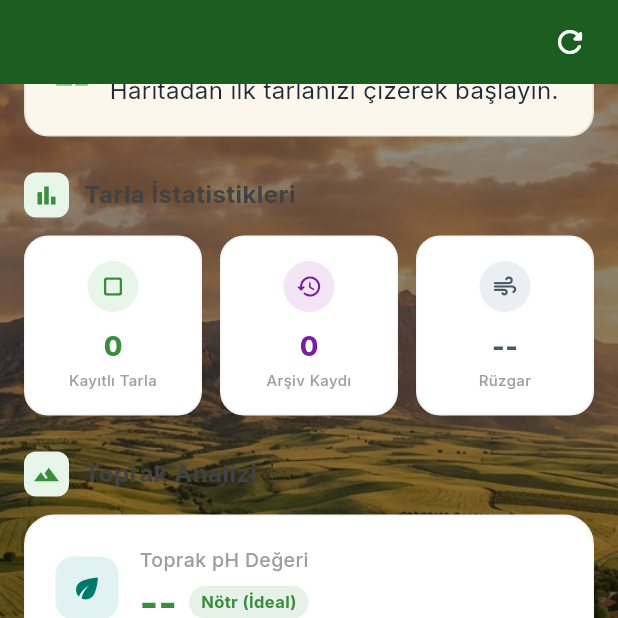
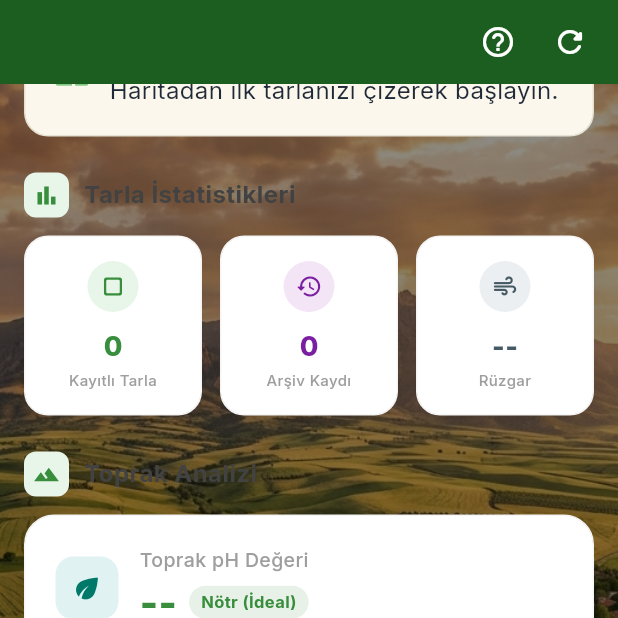
Before and after one commit to Availai/FENG-498-PROJECT, a Flutter app: the screen it shows once a user with an empty profile is signed in, scrolled down 521 dp, on a phone screen of 412 x 824 dp, the top half of it. Run offline on Flutter 3.47's test engine with Material 3 defaults, Android fonts, the phone set to English and light mode, and no system bars; our stand-ins replace cloud_firestore, drift, firebase_auth, firebase_core, firebase_messaging, flutter_dotenv and 12 more; missing offline and left inert: maps_toolkit, sqlite3, workmanager; accounts and stored records are empty; generated files the repository leaves out were written again; statements that could not run were skipped.

Commit message:
Add Help Menu
Entegrated at all of the screen.

```diff
--- a/lib/screens/crop_calendar_screen.dart
+++ b/lib/screens/crop_calendar_screen.dart
@@ -4,6 +4,7 @@ import 'package:intl/intl.dart';
 import 'package:table_calendar/table_calendar.dart';
 
 import '../services/app_providers.dart';
+import '../widgets/help_panel.dart';
 
 /// Crop Cycle & Guide Calendar.
 /// Fulfills: "Crop Cycle and Guide Calendar (Crop Calendar)"
@@ -75,6 +76,11 @@ class _CropCalendarScreenState extends ConsumerState<CropCalendarScreen> {
       appBar: AppBar(
         title: const Text('Tarım Takvimi'),
         actions: [
+          IconButton(
+            icon: const Icon(Icons.help_outline_rounded),
+            tooltip: 'Yardım',
+            onPressed: () => HelpPanel.show(context, HelpContent.calendar),
+          ),
           IconButton(
             icon: const Icon(Icons.refresh_rounded),
             onPressed: _buildEventsFromRepository,
--- a/lib/screens/dashboard_screen.dart
+++ b/lib/screens/dashboard_screen.dart
@@ -10,6 +10,7 @@ import '../theme/app_theme.dart';
 import '../utils/location_utils.dart';
 import '../widgets/animated_route.dart';
 import '../widgets/floating_toast.dart';
+import '../widgets/help_panel.dart';
 import '../widgets/tap_scale.dart';
 import 'farm_journal_screen.dart';
 import 'field_detail_screen.dart';
@@ -299,6 +300,11 @@ class _AgriDashboardState extends State<AgriDashboard>
       stretch: true,
       backgroundColor: const Color(0xFF1B5E20),
       actions: [
+        IconButton(
+          icon: const Icon(Icons.help_outline_rounded, color: Colors.white),
+          tooltip: 'Yardım',
+          onPressed: () => HelpPanel.show(context, HelpContent.dashboard),
+        ),
         IconButton(
           icon: const Icon(Icons.refresh_rounded, color: Colors.white),
           onPressed: _refreshData,
--- a/lib/screens/field_detail_screen.dart
+++ b/lib/screens/field_detail_screen.dart
@@ -14,6 +14,7 @@ import '../data/turkish_crops_repository.dart';
 import '../widgets/activity_quick_log.dart';
 import '../widgets/floating_toast.dart';
 import '../widgets/glass_panel.dart';
+import '../widgets/help_panel.dart';
 import '../widgets/zone_drawing_toolbar.dart';
 import '../widgets/crop_zone_tooltip.dart';
 import '../widgets/crop_render_factory.dart';
@@ -316,6 +317,11 @@ class _FieldDetailScreenState extends ConsumerState<FieldDetailScreen>
         ),
         centerTitle: false,
         actions: [
+          IconButton(
+            icon: const Icon(Icons.help_outline_rounded, color: Colors.white70),
+            tooltip: 'Yardım',
+            onPressed: () => HelpPanel.show(context, HelpContent.fieldDetail),
+          ),
           Row(
             mainAxisSize: MainAxisSize.min,
             children: [
--- /dev/null
+++ b/lib/widgets/help_panel.dart
@@ -0,0 +1,529 @@
+import 'package:flutter/material.dart';
+import '../theme/app_theme.dart';
+
+class HelpItem {
+  final IconData icon;
+  final Color iconColor;
+  final String title;
+  final String description;
+
+  const HelpItem({
+    required this.icon,
+    required this.iconColor,
+    required this.title,
+    required this.description,
+  });
+}
+
+class HelpContent {
+  final String screenTitle;
+  final String screenSubtitle;
+  final IconData headerIcon;
+  final Color headerColor;
+  final List<HelpItem> items;
+
+  const HelpContent({
+    required this.screenTitle,
+    required this.screenSubtitle,
+    required this.headerIcon,
+    required this.headerColor,
+    required this.items,
+  });
+
+  // ── Pre-built content for each main screen ─────────────────────────────────
+
+  static const HelpContent dashboard = HelpContent(
+    screenTitle: 'Özet Ekranı',
+    screenSubtitle: 'Ana kontrol paneliniz — günlük tarım durumunuz burada.',
+    headerIcon: Icons.dashboard_rounded,
+    headerColor: Color(0xFF1B5E20),
+    items: [
+      HelpItem(
+        icon: Icons.wb_sunny_rounded,
+        iconColor: Color(0xFFE67E22),
+        title: 'Hava Durumu Kartı',
+        description:
+            'Bulunduğunuz konumun anlık sıcaklığı, nem oranı ve rüzgar hızını gösterir. '
+            'Veriler 10 dakikada bir otomatik güncellenir. İnternet yoksa son kaydedilen değerler görünür.',
+      ),
+      HelpItem(
+        icon: Icons.sensors_rounded,
+        iconColor: Color(0xFF1976D2),
+        title: 'Sensör Verileri',
+        description:
+            'Toprağınıza yerleştirilen sensörlerden gelen pH ve nem değerlerini gösterir. '
+            '"Sensör Detayı" düğmesine basarak geçmiş verileri inceleyebilirsiniz.',
+      ),
+      HelpItem(
+        icon: Icons.map_rounded,
+        iconColor: Color(0xFF43A047),
+        title: 'Tarla Kartları',
+        description:
+            'Kayıtlı tarım alanlarınızın kısa özetini gösterir. '
+            'Karta tıklayarak o tarlaya ait detaylar, ekim bilgisi ve sulama planına geçebilirsiniz.',
+      ),
+      HelpItem(
+        icon: Icons.refresh_rounded,
+        iconColor: Color(0xFF6B7280),
+        title: 'Yenile Düğmesi (↻)',
+        description:
+            'Sağ üstteki yenile simgesine basarak hava durumu ve sensör verilerini manuel olarak güncelleyebilirsiniz.',
+      ),
+      HelpItem(
+        icon: Icons.book_rounded,
+        iconColor: Color(0xFF8D6E63),
+        title: 'Tarla Günlüğü',
+        description:
+            'Tarlanızdaki sulama, gübreleme gibi faaliyetleri not alabilirsiniz. '
+            'Ana ekrandaki kısa yoldan veya tarla detay sayfasından ulaşabilirsiniz.',
+      ),
+    ],
+  );
+
+  static const HelpContent myCrops = HelpContent(
+    screenTitle: 'Tarım Alanlarım',
+    screenSubtitle: 'Tarlarınızı buradan kaydedin, takip edin ve yönetin.',
+    headerIcon: Icons.grass_rounded,
+    headerColor: Color(0xFF2E7D32),
+    items: [
+      HelpItem(
+        icon: Icons.satellite_alt_rounded,
+        iconColor: Color(0xFF43A047),
+        title: 'Yeni Alan Çiz',
+        description:
+            'Sağ alttaki "YENİ ALAN ÇİZ" düğmesine basın. '
+            'Harita üzerinde tarlanızın köşelerini işaretleyerek alanı kaydedin. '
+            'Konum izni gereklidir.',
+      ),
+      HelpItem(
+        icon: Icons.grid_view_rounded,
+        iconColor: Color(0xFF1976D2),
+        title: 'Alan Kartları',
+        description:
+            'Her kart bir tarım alanını temsil eder. '
+            'Karta tıklayarak o alanın detaylarını, ürün bilgisini ve sulama planını görebilirsiniz.',
+      ),
+      HelpItem(
+        icon: Icons.eco_rounded,
+        iconColor: Color(0xFF8BAE8F),
+        title: 'Ürün Atama',
+        description:
+            'Tarla detay sayfasından o alana hangi bitkiyi ekeceğinizi seçebilirsiniz. '
+            '292 Türk tarım bitkisi arasından arama yapabilirsiniz.',
+      ),
+      HelpItem(
+        icon: Icons.view_in_ar_rounded,
+        iconColor: Color(0xFF6B7280),
+        title: '3D Alan Planlayıcı',
+        description:
+            'Tarla detayında "3D Planla" seçeneğiyle bitkilerinizi sanal olarak düzenleyebilirsiniz. '
+            'Her bölgeye farklı ürün atayarak verim hesabı yapılır.',
+      ),
+      HelpItem(
+        icon: Icons.delete_outline_rounded,
+        iconColor: Color(0xFFD32F2F),
+        title: 'Alan Silme',
+        description:
+            'Tarla kartını sola kaydırarak veya detay sayfasından alanı silebilirsiniz. '
+            'Bu işlem geri alınamaz; dikkatli olun.',
+      ),
+    ],
+  );
+
+  static const HelpContent calendar = HelpContent(
+    screenTitle: 'Tarım Takvimi',
+    screenSubtitle: 'Ekim, hasat ve sulama tarihlerinizi tek ekranda görün.',
+    headerIcon: Icons.calendar_month_rounded,
+    headerColor: Color(0xFF0288D1),
+    items: [
+      HelpItem(
+        icon: Icons.circle,
+        iconColor: Color(0xFF43A047),
+        title: '🟢 Yeşil — Ekim Tarihi',
+        description:
+            'Tarlanıza kaydettiğiniz bitkinin ekim tarihi yeşil renkte gösterilir. '
+            'O güne tıklayarak hangi tarlada ne ektiğinizi görebilirsiniz.',
+      ),
+      HelpItem(
+        icon: Icons.circle,
+        iconColor: Color(0xFFE67E22),
+        title: '🟠 Turuncu — Tahmini Hasat',
+        description:
+            'Bitkinin büyüme süresi baz alınarak hesaplanan tahmini hasat tarihi. '
+            'Hava koşullarına göre değişebilir.',
+      ),
+      HelpItem(
+        icon: Icons.circle,
+        iconColor: Color(0xFF1976D2),
+        title: '🔵 Mavi — Sulama Hatırlatıcısı',
+        description:
+            'Haftalık otomatik sulama hatırlatma tarihleri. '
+            'Sulama planı ekranından sıklığı değiştirebilirsiniz.',
+      ),
+      HelpItem(
+        icon: Icons.circle,
+        iconColor: Color(0xFF9C27B0),
+        title: '🟣 Mor — Tarla Kayıt Tarihi',
+        description:
+            'O alanı sisteme ilk eklediğiniz tarih. '
+            'Geçmiş faaliyetlerinizi takip etmek için kullanışlıdır.',
+      ),
+      HelpItem(
+        icon: Icons.touch_app_rounded,
+        iconColor: Color(0xFF6B7280),
+        title: 'Tarihe Tıklama',
+        description:
+            'Takvimde herhangi bir güne tıkladığınızda o güne ait olayların listesi altta görünür. '
+            'Her olayın hangi tarlaya ait olduğu belirtilmiştir.',
+      ),
+    ],
+  );
+
+  static const HelpContent guide = HelpContent(
+    screenTitle: 'Akıllı Tarım Rehberi',
+    screenSubtitle: 'Herhangi bir bitki için yetiştiriclik rehberi alın.',
+    headerIcon: Icons.menu_book_rounded,
+    headerColor: Color(0xFF8D6E63),
+    items: [
+      HelpItem(
+        icon: Icons.search_rounded,
+        iconColor: Color(0xFF43A047),
+        title: 'Bitki Arama',
+        description:
+            'Üstteki arama kutusuna bitki adını Türkçe yazın (örn. "domates", "buğday"). '
+            'Ardından "Rehber Al" düğmesine basın.',
+      ),
+      HelpItem(
+        icon: Icons.tune_rounded,
+        iconColor: Color(0xFF1976D2),
+        title: 'Üretim Ölçeği',
+        description:
+            'Hobi bahçesi, küçük aile işletmesi veya ticari üretim seçeneklerinden birini seçin. '
+            'Rehber içeriği bu seçime göre uyarlanır.',
+      ),
+      HelpItem(
+        icon: Icons.grass_rounded,
+        iconColor: Color(0xFF2E7D32),
+        title: 'Rehber İçeriği',
+        description:
+            'Sonuç; ekiş zamanı, toprak hazırlığı, sulama sıklığı, haşere koruması ve '
+            'hasat bilgilerini içerir. Çevrimdışı kullanım için önbelleğe alınır.',
+      ),
+      HelpItem(
+        icon: Icons.water_drop_rounded,
+        iconColor: Color(0xFF0288D1),
+        title: 'Haftalık Su Çizelgesi',
+        description:
+            'Sayfanın altında 7 günlük hava tahmini ve önerilen sulama miktarları gösterilir. '
+            'Bu veriler gerçek zamanlı meteoroloji verilerine dayanır.',
+      ),
+      HelpItem(
+        icon: Icons.offline_bolt_rounded,
+        iconColor: Color(0xFFE67E22),
+        title: 'Çevrimdışı Kullanım',
+        description:
+            'Daha önce aranan bitkiler internet kesilse bile gösterilebilir. '
+            'İlk aramayı bağlantılıyken yapmanız yeterlidir.',
+      ),
+    ],
+  );
+
+  static const HelpContent camera = HelpContent(
+    screenTitle: 'Akıllı Asistan Kamerası',
+    screenSubtitle: 'Bitkinizdeki hastalığı yapay zeka ile saniyeler içinde teşhis edin.',
+    headerIcon: Icons.camera_alt_rounded,
+    headerColor: Color(0xFF37474F),
+    items: [
+      HelpItem(
+        icon: Icons.camera_alt_rounded,
+        iconColor: Color(0xFF43A047),
+        title: 'Fotoğraf Çekme',
+        description:
+            '"Kamera Çekimi" düğmesine basarak bitkinin hasta görünen yaprağını veya gövdesini '
+            'fotoğraflayın. Yakın ve net bir çekim daha iyi sonuç verir.',
+      ),
+      HelpItem(
+        icon: Icons.photo_library_rounded,
+        iconColor: Color(0xFF1976D2),
+        title: 'Galeriden Seçme',
+        description:
+            '"Galeriden Seç" düğmesiyle telefonunuzdaki mevcut bir fotoğrafı kullanabilirsiniz. '
+            'Daha önce çektiğiniz görselleri analiz etmek için uygundur.',
+      ),
+      HelpItem(
+        icon: Icons.psychology_rounded,
+        iconColor: Color(0xFFE67E22),
+        title: 'Yapay Zeka Analizi',
+        description:
+            'Fotoğraf yüklendikten sonra "ANALİZ ET" düğmesine basın. '
+            'Sistem görüntüyü birden fazla YZ modeline gönderir ve olası hastalıkları listeler.',
+      ),
+      HelpItem(
+        icon: Icons.receipt_long_rounded,
+        iconColor: Color(0xFF8D6E63),
+        title: 'Analiz Sonuçları',
+        description:
+            'Sonuç sayfasında hastalık adı, güven oranı, tedavi önerileri ve '
+            'ilaç tavsiyeleri gösterilir. Sonuçlar geçmiş analizler sekmesine kaydedilir.',
+      ),
+      HelpItem(
+        icon: Icons.history_rounded,
+        iconColor: Color(0xFF6B7280),
+        title: 'Geçmiş Analizler',
+        description:
+            'Sayfanın alt sekmesinde önceki tüm analizlerinizi görebilirsiniz. '
+            'Her analizin tarihine ve sonucuna tıklayarak detayları inceleyebilirsiniz.',
+      ),
+    ],
+  );
+
+  static const HelpContent fieldDetail = HelpContent(
+    screenTitle: 'Tarla Detay Ekranı',
+    screenSubtitle: 'Tarlanızı harita üzerinde yönetin, ürün ekleyin ve takip edin.',
+    headerIcon: Icons.map_rounded,
+    headerColor: Color(0xFF0D3B1A),
+    items: [
+      HelpItem(
+        icon: Icons.radar_rounded,
+        iconColor: Color(0xFF00E676),
+        title: 'Tarlayı Tara',
+        description:
+            'Alt bardaki "Tarlayı Tara" düğmesi bitki seçiciyi açar. '
+            '292 Türk bitkisi arasından seçim yapabilirsiniz; her bitki için toprak ve '
+            'iklim uygunluk skoru hesaplanır. Seçtiğiniz bitki tarlaya bölge olarak eklenir.',
+      ),
+      HelpItem(
+        icon: Icons.touch_app_rounded,
+        iconColor: Color(0xFF43A047),
+        title: 'Bölgeye Tıklama',
+        description:
+            'Haritada daha önce eklediğiniz renkli bölgelere tıklayarak '
+            'o bölgeye ait bitki adı, ekim tarihi, olgunlaşma yüzdesi gibi bilgileri görebilirsiniz. '
+            'Açılan pencereden bölgeyi silebilirsiniz.',
+      ),
+      HelpItem(
+        icon: Icons.add_location_alt_rounded,
+        iconColor: Color(0xFF1976D2),
+        title: 'Bölge Çizme',
+        description:
+            '"Tarlayı Tara" ile bitki seçtikten sonra haritaya dokunarak köşe noktaları '
+            'işaretleyebilirsiniz. En az 3 nokta işaretleyip "Tamamla" ya basın. '
+            '"Geri Al" ile son noktayı silebilirsiniz.',
+      ),
+      HelpItem(
+        icon: Icons.stacked_line_chart_rounded,
+        iconColor: Color(0xFFE67E22),
+        title: 'Trendler',
+        description:
+            'Tarlanıza ve seçtiğiniz bitkilere göre uygunluk raporunu ve '
+            'toprak-iklim analizini görüntüler. Veriler sensör ve hava durumu API\'lerine dayanır.',
+      ),
+      HelpItem(
+        icon: Icons.event_note_rounded,
+        iconColor: Color(0xFF8D6E63),
+        title: 'Günlük',
+        description:
+            'Bu tarlaya ait sulama, gübreleme, ilaçlama gibi faaliyetleri kayıt altına alın. '
+            'Geçmiş aktiviteler zaman sırasıyla listelenir.',
+      ),
+      HelpItem(
+        icon: Icons.account_balance_wallet_rounded,
+        iconColor: Color(0xFF9C27B0),
+        title: 'Cüzdan',
+        description:
+            'Tarla için yapılan harcamaları ve gelirleri takip edin. '
+            'Gübre, sulama, hasat gibi kalemleri girebilirsiniz.',
+      ),
+      HelpItem(
+        icon: Icons.checklist_rtl_rounded,
+        iconColor: Color(0xFF0288D1),
+        title: 'Görevler',
+        description:
+            'Tarla için yapılacaklar listesini ve sulama planını görüntüleyin. '
+            'Yaklaşan görevler ve hatırlatıcılar burada listelenir.',
+      ),
+      HelpItem(
+        icon: Icons.zoom_in_rounded,
+        iconColor: Color(0xFF6B7280),
+        title: 'Harita Kontrolleri',
+        description:
+            'Sol taraftaki (+) ve (−) düğmeleriyle haritayı yakınlaştırıp uzaklaştırabilirsiniz. '
+            'Odak simgesine basarak haritanın tarla poligonuna otomatik sığmasını sağlayın.',
+      ),
+    ],
+  );
+}
+
+/// Static helper — call `HelpPanel.show(context, HelpContent.dashboard)` etc.
+class HelpPanel {
+  HelpPanel._();
+
+  static void show(BuildContext context, HelpContent content) {
+    showModalBottomSheet(
+      context: context,
+      isScrollControlled: true,
+      backgroundColor: Colors.transparent,
+      builder: (_) => _HelpSheet(content: content),
+    );
+  }
+}
+
+class _HelpSheet extends StatelessWidget {
+  final HelpContent content;
+
+  const _HelpSheet({required this.content});
+
+  @override
+  Widget build(BuildContext context) {
+    final mq = MediaQuery.of(context);
+
+    return DraggableScrollableSheet(
+      initialChildSize: 0.72,
+      minChildSize: 0.45,
+      maxChildSize: 0.95,
+      expand: false,
+      builder: (_, scrollCtrl) {
+        return Container(
+          decoration: const BoxDecoration(
+            color: AppColors.bg,
+            borderRadius: BorderRadius.vertical(top: Radius.circular(24)),
+          ),
+          child: Column(
+            children: [
+              // ── Drag handle ──────────────────────────────────────────
+              Padding(
+                padding: const EdgeInsets.only(top: 12, bottom: 4),
+                child: Container(
+                  width: 40,
+                  height: 4,
+                  decoration: BoxDecoration(
+                    color: AppColors.border,
+                    borderRadius: BorderRadius.circular(999),
+                  ),
+                ),
+              ),
+
+              // ── Header gradient ──────────────────────────────────────
+              Container(
+                margin: const EdgeInsets.fromLTRB(16, 8, 16, 0),
+                padding: const EdgeInsets.symmetric(horizontal: 20, vertical: 18),
+                decoration: BoxDecoration(
+                  gradient: LinearGradient(
+                    colors: [content.headerColor, content.headerColor.withValues(alpha: 0.75)],
+                    begin: Alignment.topLeft,
+                    end: Alignment.bottomRight,
+                  ),
+                  borderRadius: AppRadius.lg,
+                ),
+                child: Row(
+                  children: [
+                    Container(
+                      padding: const EdgeInsets.all(10),
+                      decoration: BoxDecoration(
+                        color: Colors.white.withValues(alpha: 0.18),
+                        borderRadius: AppRadius.sm,
+                      ),
+                      child: Icon(content.headerIcon, color: Colors.white, size: 28),
+                    ),
+                    const SizedBox(width: 14),
+                    Expanded(
+                      child: Column(
+                        crossAxisAlignment: CrossAxisAlignment.start,
+                        children: [
+                          Text(
+                            content.screenTitle,
+                            style: AppText.h3Dark(context),
+                          ),
+                          const SizedBox(height: 4),
+                          Text(
+                            content.screenSubtitle,
+                            style: AppText.bodyDark(context).copyWith(fontSize: 13),
+                          ),
+                        ],
+                      ),
+                    ),
+                  ],
+                ),
+              ),
+
+              const SizedBox(height: 8),
+
+              // ── Section label ────────────────────────────────────────
+              Padding(
+                padding: const EdgeInsets.symmetric(horizontal: 20, vertical: 8),
+                child: Row(
+                  children: [
+                    Icon(Icons.help_outline_rounded,
+                        size: 16, color: AppColors.textTertiary),
+                    const SizedBox(width: 6),
+                    Text('NASIL KULLANILIR?',
+                        style: AppText.label(context)
+                            .copyWith(color: AppColors.textTertiary)),
+                  ],
+                ),
+              ),
+
+              // ── Scrollable items ─────────────────────────────────────
+              Expanded(
+                child: ListView.separated(
+                  controller: scrollCtrl,
+                  padding: EdgeInsets.fromLTRB(16, 0, 16, mq.padding.bottom + 24),
+                  itemCount: content.items.length,
+                  separatorBuilder: (_, __) => const SizedBox(height: 10),
+                  itemBuilder: (_, i) => _HelpItemCard(item: content.items[i]),
+                ),
+              ),
+            ],
+          ),
+        );
+      },
+    );
+  }
+}
+
+class _HelpItemCard extends StatelessWidget {
+  final HelpItem item;
+
+  const _HelpItemCard({required this.item});
+
+  @override
+  Widget build(BuildContext context) {
+    return Container(
+      padding: const EdgeInsets.all(16),
+      decoration: BoxDecoration(
+        color: AppColors.surface,
+        borderRadius: AppRadius.md,
+        border: Border.all(color: AppColors.border),
+      ),
+      child: Row(
+        crossAxisAlignment: CrossAxisAlignment.start,
+        children: [
+          Container(
+            width: 44,
+            height: 44,
+            decoration: BoxDecoration(
+              color: item.iconColor.withValues(alpha: 0.1),
+              borderRadius: AppRadius.sm,
+            ),
+            child: Icon(item.icon, color: item.iconColor, size: 22),
+          ),
+          const SizedBox(width: 14),
+          Expanded(
+            child: Column(
+              crossAxisAlignment: CrossAxisAlignment.start,
+              children: [
+                Text(item.title,
+                    style: AppText.bodyMd(context)
+                        .copyWith(color: AppColors.textPrimary)),
+                const SizedBox(height: 5),
+                Text(item.description,
+                    style: AppText.sm(context)
+                        .copyWith(color: AppColors.textSecondary, height: 1.55)),
+              ],
+            ),
+          ),
+        ],
+      ),
+    );
+  }
+}
```
Also changed, not shown: lib/screens/camera_screen.dart (+8 -0 lines), lib/screens/growing_guide_screen.dart (+12 -1 lines), lib/screens/my_crops_screen.dart (+8 -0 lines).
